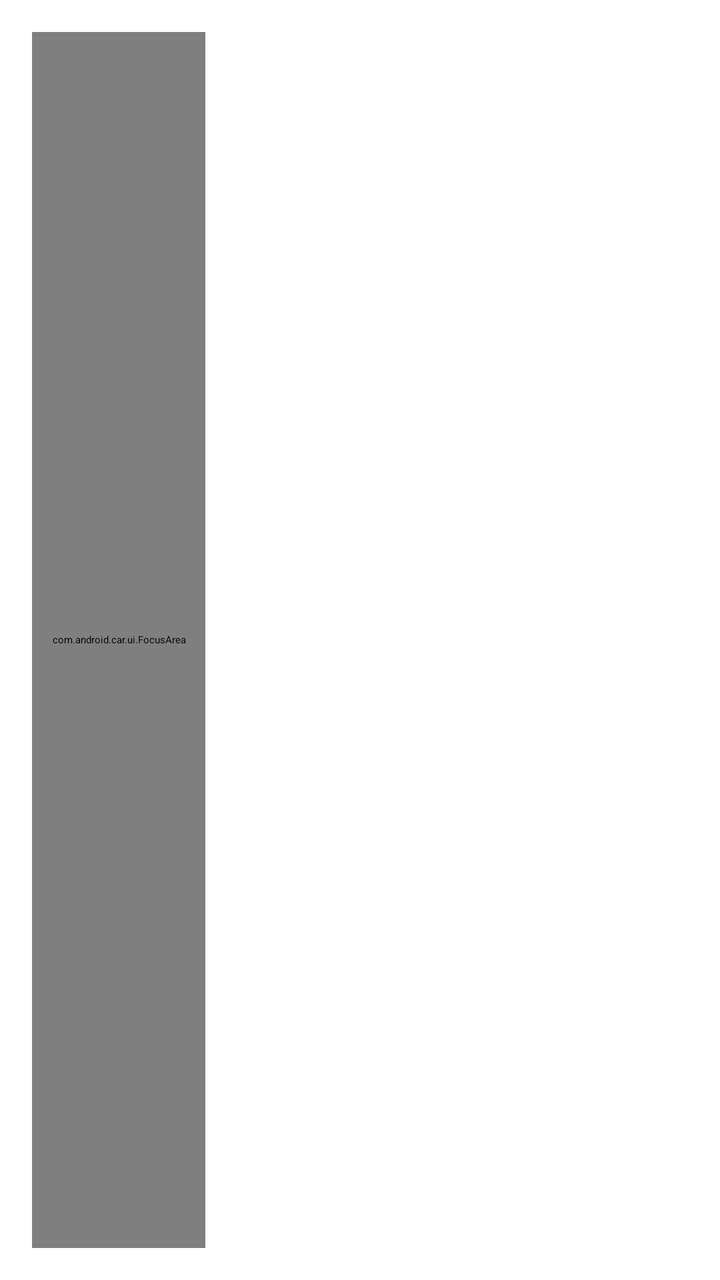
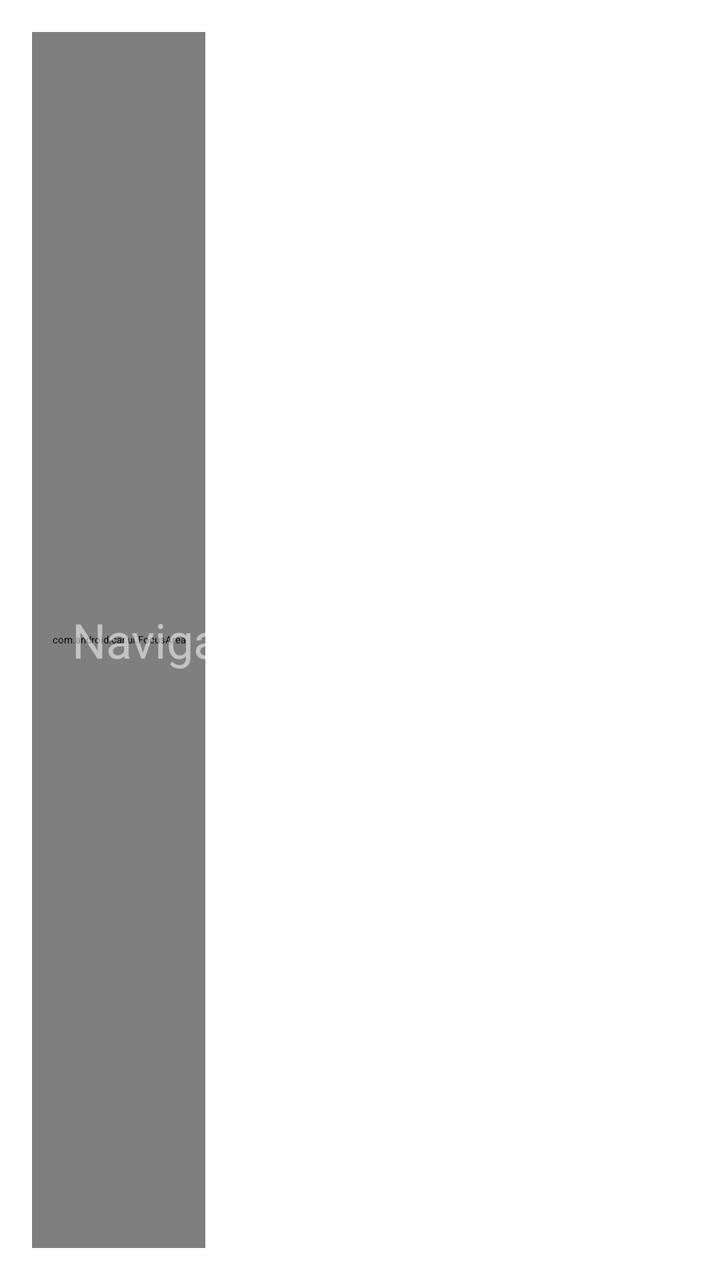

An Android layout rendered at two revisions. The XML below is the earlier revision; the diff shows what the commit changed to produce the second picture.
<!-- AndroidManifest.xml: application theme Theme.Launcher -->
<!-- res/layout/car_launcher.xml -->
<?xml version="1.0" encoding="utf-8"?>
<androidx.constraintlayout.widget.ConstraintLayout
    xmlns:android="http://schemas.android.com/apk/res/android"
    xmlns:app="http://schemas.android.com/apk/res-auto"
    android:layout_width="match_parent"
    android:layout_height="match_parent"
    android:background="@android:color/transparent">

    
    <androidx.cardview.widget.CardView
        android:id="@+id/maps_card"
        android:layout_width="0dp"
        android:layout_height="0dp"
        app:cardBackgroundColor="@android:color/transparent"
        app:cardCornerRadius="0dp"
        app:layout_constraintLeft_toLeftOf="parent"
        app:layout_constraintRight_toRightOf="parent"
        app:layout_constraintTop_toTopOf="parent"
        app:layout_constraintBottom_toBottomOf="parent">

        <FrameLayout
            android:id="@+id/maps_card_container"
            android:layout_width="match_parent"
            android:layout_height="match_parent" />
    </androidx.cardview.widget.CardView>

    
    <androidx.constraintlayout.widget.Guideline
        android:id="@+id/vertical_guideline"
        android:layout_width="wrap_content"
        android:layout_height="wrap_content"
        android:orientation="vertical"
        app:layout_constraintGuide_percent="0.33" />

    
    <com.android.car.ui.FocusArea
        android:id="@+id/bottom_card"
        android:layout_width="0dp"
        android:layout_height="0dp"
        android:layout_margin="16dp"
        app:layout_constraintLeft_toLeftOf="parent"
        app:layout_constraintRight_toLeftOf="@id/vertical_guideline"
        app:layout_constraintTop_toTopOf="parent"
        app:layout_constraintBottom_toBottomOf="parent" />

</androidx.constraintlayout.widget.ConstraintLayout>
<!-- resources referenced by this layout -->
<resources>
  <style name="Theme.Launcher" parent="Theme.CarUi.NoToolbar">
          <item name="textAppearanceGridItem">@android:style/TextAppearance.DeviceDefault.Medium</item>
          <item name="textAppearanceGridItemSecondary">@android:style/TextAppearance.DeviceDefault.Small</item>
          <item name="oemTokenOverrideEnabled">true</item>
          <item name="android:statusBarColor">@android:color/transparent</item>
          <item name="android:windowLightStatusBar">false</item>
      </style>
</resources>

<!-- the commit's change to res/layout/car_launcher.xml (unified diff, before → after) -->
@@ -21,7 +21,20 @@
         <FrameLayout
             android:id="@+id/maps_card_container"
             android:layout_width="match_parent"
-            android:layout_height="match_parent" />
+            android:layout_height="match_parent">
+
+            
+            <TextView
+                android:id="@+id/maps_placeholder_text"
+                android:layout_width="wrap_content"
+                android:layout_height="wrap_content"
+                android:layout_gravity="center"
+                android:text="@string/navigation_starting"
+                android:textColor="#88FFFFFF"
+                android:textSize="24sp"
+                android:visibility="visible"/>
+        </FrameLayout>
+
     </androidx.cardview.widget.CardView>
 
     
<!-- resource entries referenced after the edit -->
@@ -1,5 +1,6 @@
 <!-- resources referenced by this layout -->
 <resources>
+  <string name="navigation_starting">Navigation wird gestartet...</string>
   <style name="Theme.Launcher" parent="Theme.CarUi.NoToolbar">
           <item name="textAppearanceGridItem">@android:style/TextAppearance.DeviceDefault.Medium</item>
           <item name="textAppearanceGridItemSecondary">@android:style/TextAppearance.DeviceDefault.Small</item>
